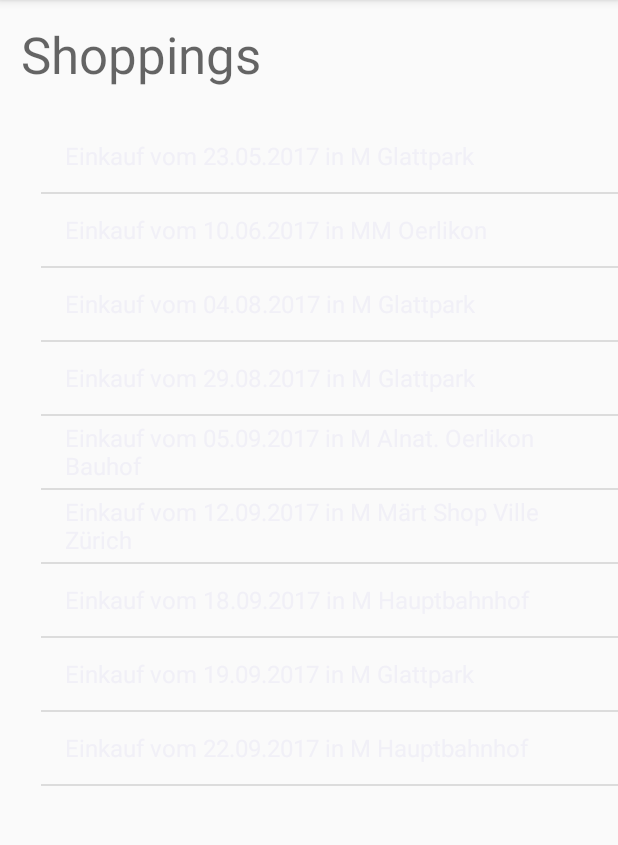
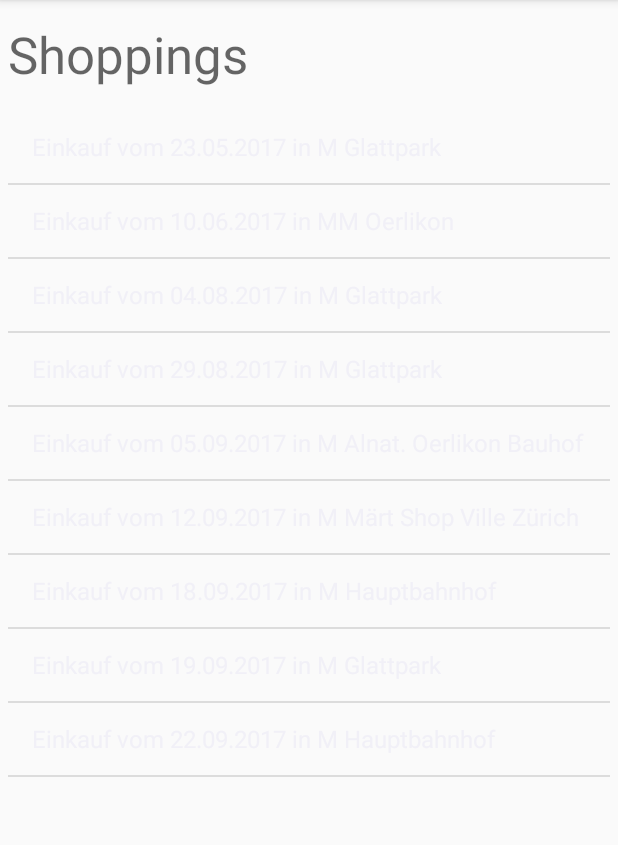
Before and after one commit to MichaelHochstrasser/TooSweetProject, an Android app: the screen it shows after launch (MainActivity), on a phone screen of 412 x 824 dp, the part 84-929 px from its top. Run offline under Robolectric (Android 15) with nearby library versions, the light colour scheme and no system bars.

Commit message:
shopping layout

```diff
--- a/app/src/main/res/layout/einkauf.xml
+++ b/app/src/main/res/layout/einkauf.xml
@@ -8,8 +8,8 @@
         android:layout_height="wrap_content"
         android:layout_alignParentStart="true"
         android:layout_alignParentTop="true"
-        android:layout_marginStart="14dp"
         android:layout_marginTop="13dp"
+        android:paddingLeft="5dp"
         android:text="Shoppings"
         android:textAppearance="@style/TextAppearance.AppCompat.Display1" />
 
@@ -17,8 +17,9 @@
         android:id="@+id/listReceipts"
         android:layout_width="match_parent"
         android:layout_height="match_parent"
-        android:layout_alignStart="@+id/txtShoppings"
+        android:layout_alignParentStart="true"
         android:layout_below="@+id/txtShoppings"
-        android:layout_marginStart="13dp"
-        android:layout_marginTop="21dp" />
+        android:layout_marginTop="15dp"
+        android:paddingLeft="5dp"
+        android:paddingRight="5dp" />
 </RelativeLayout>
```
